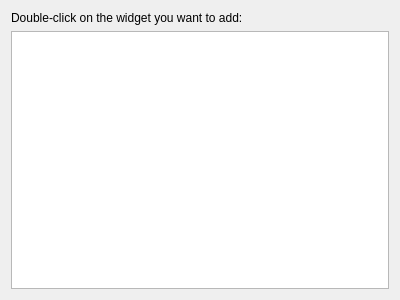
Old version of the form plugins/dashboard/appletselector.ui in the repository KDE/kdevelop.
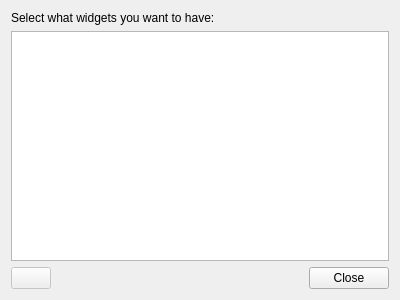
New version of the form.

Commit message: Add an add button to the Applet selector

Diff of the .ui file:
```diff
--- a/plugins/dashboard/appletselector.ui
+++ b/plugins/dashboard/appletselector.ui
@@ -10,15 +10,15 @@
     <height>300</height>
    </rect>
   </property>
-  <layout class="QVBoxLayout" name="verticalLayout">
-   <item>
+  <layout class="QGridLayout" name="gridLayout">
+   <item row="0" column="0" colspan="2">
     <widget class="QLabel" name="label">
      <property name="text">
-      <string>Double-click on the widget you want to add:</string>
+      <string>Select what widgets you want to have:</string>
      </property>
     </widget>
    </item>
-   <item>
+   <item row="1" column="0" colspan="3">
     <widget class="QTreeView" name="plugins">
      <property name="rootIsDecorated">
       <bool>false</bool>
@@ -32,9 +32,33 @@
      <attribute name="headerVisible">
       <bool>false</bool>
      </attribute>
-     <attribute name="headerVisible">
+    </widget>
+   </item>
+   <item row="2" column="0">
+    <widget class="QPushButton" name="addButton">
+     <property name="enabled">
       <bool>false</bool>
-     </attribute>
+     </property>
+    </widget>
+   </item>
+   <item row="2" column="1">
+    <spacer name="horizontalSpacer">
+     <property name="orientation">
+      <enum>Qt::Horizontal</enum>
+     </property>
+     <property name="sizeHint" stdset="0">
+      <size>
+       <width>40</width>
+       <height>20</height>
+      </size>
+     </property>
+    </spacer>
+   </item>
+   <item row="2" column="2">
+    <widget class="QDialogButtonBox" name="buttonBox">
+     <property name="standardButtons">
+      <set>QDialogButtonBox::Close</set>
+     </property>
     </widget>
    </item>
   </layout>
```
The commit also changes 2 other files.
